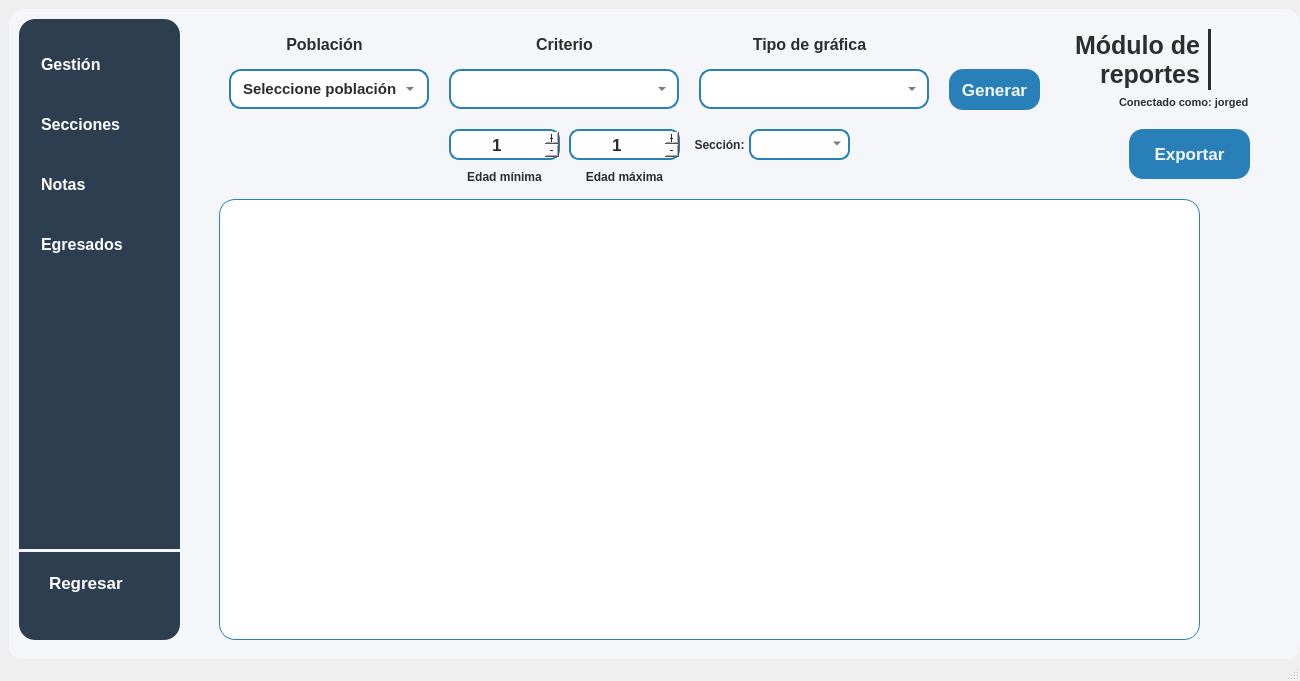
First picture: the form in resources/ui/main.ui, repository Proyecto-Uptjaa/Proyecto_SIRA, before the edit.
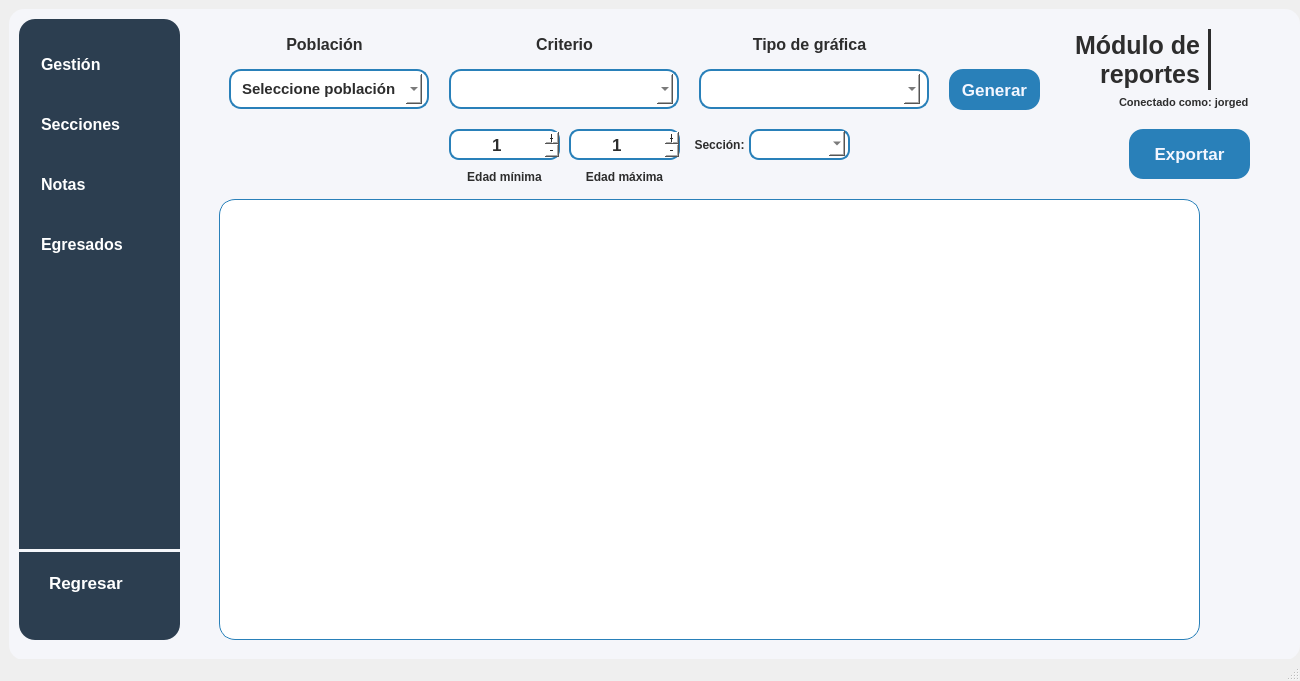
Second picture: the form after the edit. The open tabs and pages were chosen to show the change. Icons and pictures are not drawn. Custom widgets are drawn as their Qt base class.

Commit message:
Mejores stylesheets en calend y combobox
- Se mejoro el diseño visual de calendarios desplegables y de listado
  desplegable de combobox.
- Nuevos iconos agregados

```diff
--- a/resources/ui/main.ui
+++ b/resources/ui/main.ui
@@ -3161,9 +3161,9 @@
        <widget class="QComboBox" name="cbxCriterio">
         <property name="geometry">
          <rect>
-          <x>11</x>
+          <x>6</x>
           <y>5</y>
-          <width>210</width>
+          <width>218</width>
           <height>30</height>
          </rect>
         </property>
@@ -3175,7 +3175,7 @@
         </property>
         <property name="maximumSize">
          <size>
-          <width>210</width>
+          <width>250</width>
           <height>30</height>
          </size>
         </property>
@@ -3190,7 +3190,50 @@
          <cursorShape>PointingHandCursor</cursorShape>
         </property>
         <property name="styleSheet">
-         <string notr="true"/>
+         <string notr="true">QComboBox {
+			combobox-popup: 0;
+            border-radius: 10px;
+            padding: 2px 8px;
+            background-color: white;
+            color: #2d2d2d;
+   
+        }
+        QComboBox:hover {
+            border-color: #0D47A1;
+        }
+        
+        QComboBox QAbstractItemView {
+            background-color: white;
+            border: 1.5px solid #2980b9;
+            border-radius: 8px;
+            color: #2d2d2d;
+            outline: none;
+            padding: 4px 0px;
+        }
+        QComboBox QAbstractItemView::item {
+            min-height: 20px;
+            padding: 3px 5px;
+        }
+        QComboBox QAbstractItemView::item:selected {
+            background-color: #2980b9;
+            color: white;
+        }
+        QComboBox QAbstractItemView QScrollBar:vertical {
+            border: none;
+            background: #f0f7ff;
+            width: 7px;
+            border-radius: 3px;
+            margin: 4px 2px;
+        }
+        QComboBox QAbstractItemView QScrollBar::handle:vertical {
+            background: #2980b9;
+            border-radius: 3px;
+            min-height: 20px;
+        }
+        QComboBox QAbstractItemView QScrollBar::add-line:vertical,
+        QComboBox QAbstractItemView QScrollBar::sub-line:vertical {
+            height: 0px;
+        }</string>
         </property>
         <property name="iconSize">
          <size>
@@ -3273,7 +3316,50 @@
          <cursorShape>PointingHandCursor</cursorShape>
         </property>
         <property name="styleSheet">
-         <string notr="true"/>
+         <string notr="true">QComboBox {
+			combobox-popup: 0;
+            border-radius: 10px;
+            padding: 2px 8px;
+            background-color: white;
+            color: #2d2d2d;
+   
+        }
+        QComboBox:hover {
+            border-color: #0D47A1;
+        }
+        
+        QComboBox QAbstractItemView {
+            background-color: white;
+            border: 1.5px solid #2980b9;
+            border-radius: 8px;
+            color: #2d2d2d;
+            outline: none;
+            padding: 4px 0px;
+        }
+        QComboBox QAbstractItemView::item {
+            min-height: 20px;
+            padding: 3px 5px;
+        }
+        QComboBox QAbstractItemView::item:selected {
+            background-color: #2980b9;
+            color: white;
+        }
+        QComboBox QAbstractItemView QScrollBar:vertical {
+            border: none;
+            background: #f0f7ff;
+            width: 7px;
+            border-radius: 3px;
+            margin: 4px 2px;
+        }
+        QComboBox QAbstractItemView QScrollBar::handle:vertical {
+            background: #2980b9;
+            border-radius: 3px;
+            min-height: 20px;
+        }
+        QComboBox QAbstractItemView QScrollBar::add-line:vertical,
+        QComboBox QAbstractItemView QScrollBar::sub-line:vertical {
+            height: 0px;
+        }</string>
         </property>
         <property name="iconSize">
          <size>
@@ -3416,15 +3502,15 @@
        <widget class="QComboBox" name="cbxPoblacion">
         <property name="geometry">
          <rect>
-          <x>9</x>
+          <x>5</x>
           <y>5</y>
-          <width>180</width>
+          <width>188</width>
           <height>30</height>
          </rect>
         </property>
         <property name="maximumSize">
          <size>
-          <width>180</width>
+          <width>200</width>
           <height>30</height>
          </size>
         </property>
@@ -3439,7 +3525,50 @@
          <cursorShape>PointingHandCursor</cursorShape>
         </property>
         <property name="styleSheet">
-         <string notr="true"/>
+         <string notr="true">QComboBox {
+			combobox-popup: 0;
+            border-radius: 10px;
+            padding: 2px 8px;
+            background-color: white;
+            color: #2d2d2d;
+   
+        }
+        QComboBox:hover {
+            border-color: #0D47A1;
+        }
+        
+        QComboBox QAbstractItemView {
+            background-color: white;
+            border: 1.5px solid #2980b9;
+            border-radius: 8px;
+            color: #2d2d2d;
+            outline: none;
+            padding: 4px 0px;
+        }
+        QComboBox QAbstractItemView::item {
+            min-height: 20px;
+            padding: 3px 5px;
+        }
+        QComboBox QAbstractItemView::item:selected {
+            background-color: #2980b9;
+            color: white;
+        }
+        QComboBox QAbstractItemView QScrollBar:vertical {
+            border: none;
+            background: #f0f7ff;
+            width: 7px;
+            border-radius: 3px;
+            margin: 4px 2px;
+        }
+        QComboBox QAbstractItemView QScrollBar::handle:vertical {
+            background: #2980b9;
+            border-radius: 3px;
+            min-height: 20px;
+        }
+        QComboBox QAbstractItemView QScrollBar::add-line:vertical,
+        QComboBox QAbstractItemView QScrollBar::sub-line:vertical {
+            height: 0px;
+        }</string>
         </property>
         <property name="iconSize">
          <size>
@@ -3963,9 +4092,9 @@
         <property name="geometry">
          <rect>
           <x>5</x>
-          <y>1</y>
+          <y>2</y>
           <width>91</width>
-          <height>27</height>
+          <height>25</height>
          </rect>
         </property>
         <property name="minimumSize">
@@ -3991,7 +4120,50 @@
          <cursorShape>PointingHandCursor</cursorShape>
         </property>
         <property name="styleSheet">
-         <string notr="true"/>
+         <string notr="true">QComboBox {
+			combobox-popup: 0;
+            border-radius: 10px;
+            padding: 2px 8px;
+            background-color: white;
+            color: #2d2d2d;
+   
+        }
+        QComboBox:hover {
+            border-color: #0D47A1;
+        }
+        
+        QComboBox QAbstractItemView {
+            background-color: white;
+            border: 1.5px solid #2980b9;
+            border-radius: 8px;
+            color: #2d2d2d;
+            outline: none;
+            padding: 4px 0px;
+        }
+        QComboBox QAbstractItemView::item {
+            min-height: 20px;
+            padding: 3px 5px;
+        }
+        QComboBox QAbstractItemView::item:selected {
+            background-color: #2980b9;
+            color: white;
+        }
+        QComboBox QAbstractItemView QScrollBar:vertical {
+            border: none;
+            background: #f0f7ff;
+            width: 7px;
+            border-radius: 3px;
+            margin: 4px 2px;
+        }
+        QComboBox QAbstractItemView QScrollBar::handle:vertical {
+            background: #2980b9;
+            border-radius: 3px;
+            min-height: 20px;
+        }
+        QComboBox QAbstractItemView QScrollBar::add-line:vertical,
+        QComboBox QAbstractItemView QScrollBar::sub-line:vertical {
+            height: 0px;
+        }</string>
         </property>
         <property name="iconSize">
          <size>
```
The commit also changes 32 other files.
